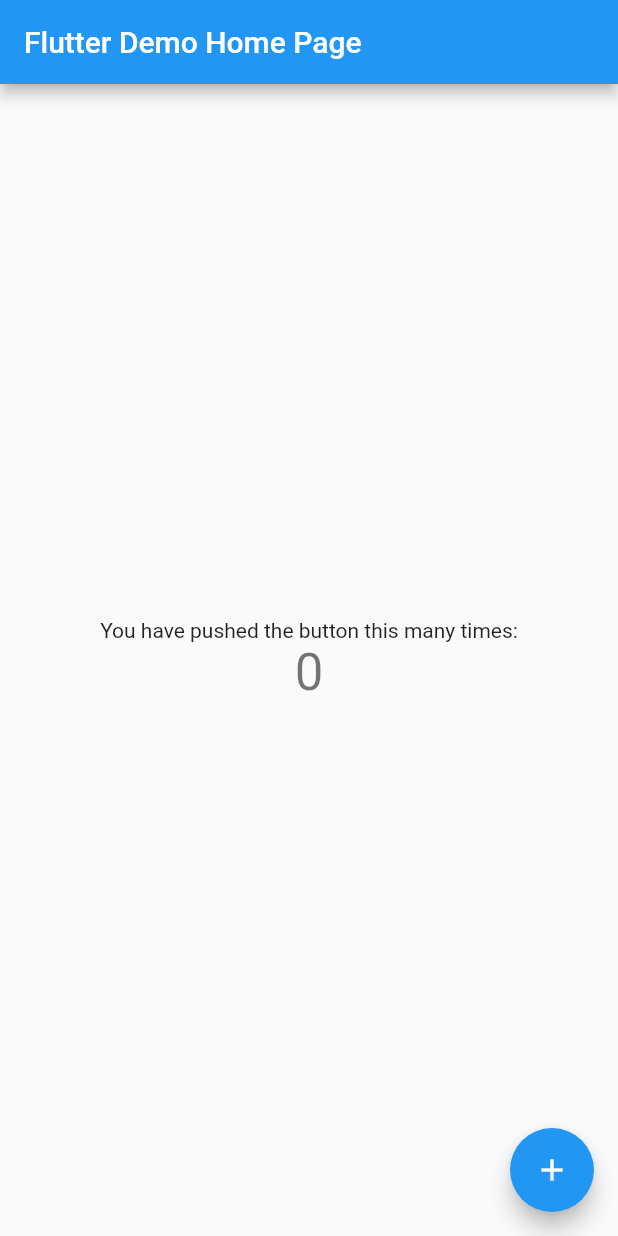
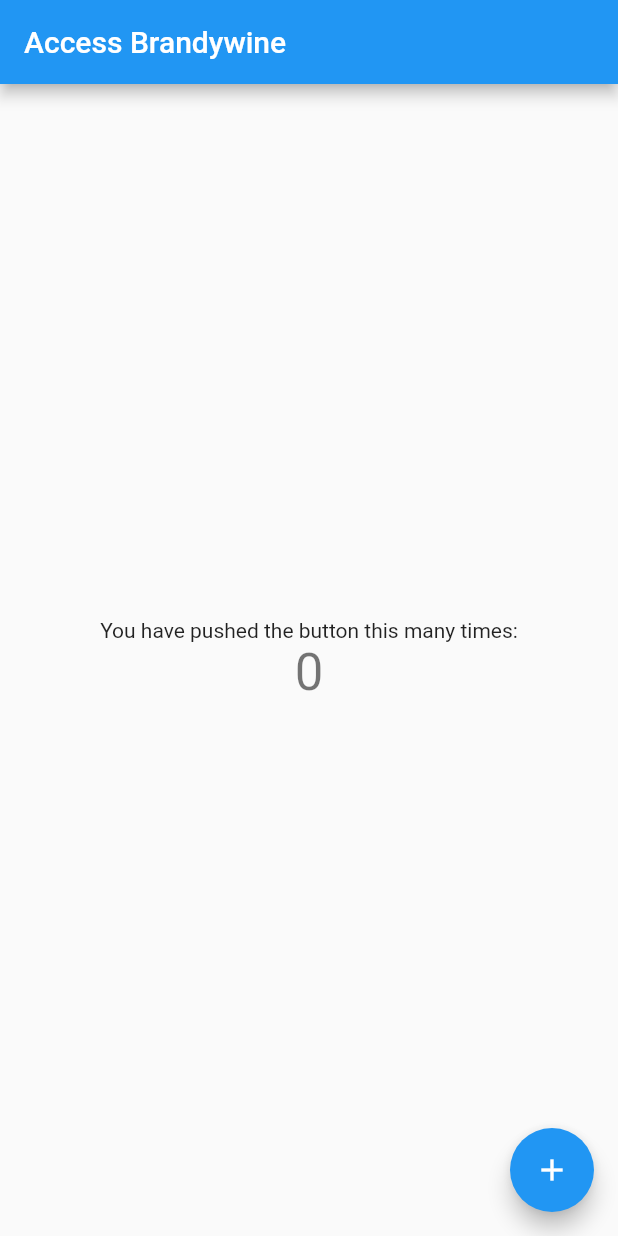
Before and after one commit to David-B-Comer/Access-Brandywine, a Flutter app: the screen it shows after launch, on a phone screen of 412 x 824 dp. Run offline on Flutter 3.47's test engine with Material 2 defaults, Android fonts, the phone set to English and light mode, and no system bars.

Commit message:
added access brandywine

```diff
--- a/lib/main.dart
+++ b/lib/main.dart
@@ -9,7 +9,7 @@ class MyApp extends StatelessWidget {
   @override
   Widget build(BuildContext context) {
     return MaterialApp(
-      title: 'Flutter Demo',
+      title: 'Access Brandywine',
       theme: ThemeData(
         // This is the theme of your application.
         //
@@ -26,7 +26,7 @@ class MyApp extends StatelessWidget {
         // closer together (more dense) than on mobile platforms.
         visualDensity: VisualDensity.adaptivePlatformDensity,
       ),
-      home: MyHomePage(title: 'Flutter Demo Home Page'),
+      home: MyHomePage(title: 'Access Brandywine'),
     );
   }
 }
```
